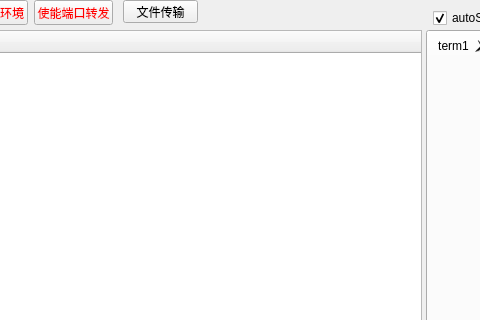
Before: the Qt Designer form ui/mainWin.ui in zangailcs/JumpSsh, drawn with Qt 5; both pictures show x 397 to 877 and y 0 to 320 of the 1366 by 800 pixel window.
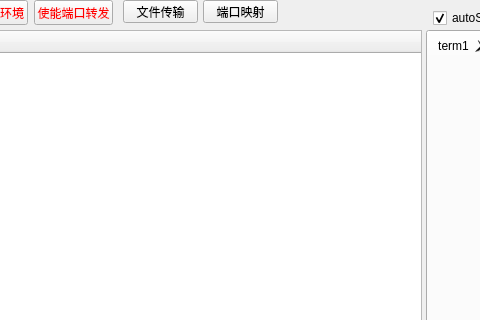
After: the same form once the commit is applied.

Commit message: 端口映射（iptables）-demo

```diff
--- a/ui/mainWin.ui
+++ b/ui/mainWin.ui
@@ -147,6 +147,19 @@
      <string>文件传输</string>
     </property>
    </widget>
+   <widget class="QPushButton" name="portMapBtn">
+    <property name="geometry">
+     <rect>
+      <x>600</x>
+      <y>0</y>
+      <width>75</width>
+      <height>23</height>
+     </rect>
+    </property>
+    <property name="text">
+     <string>端口映射</string>
+    </property>
+   </widget>
   </widget>
   <widget class="QMenuBar" name="menubar">
    <property name="geometry">
```
The commit also changes 6 other files.
